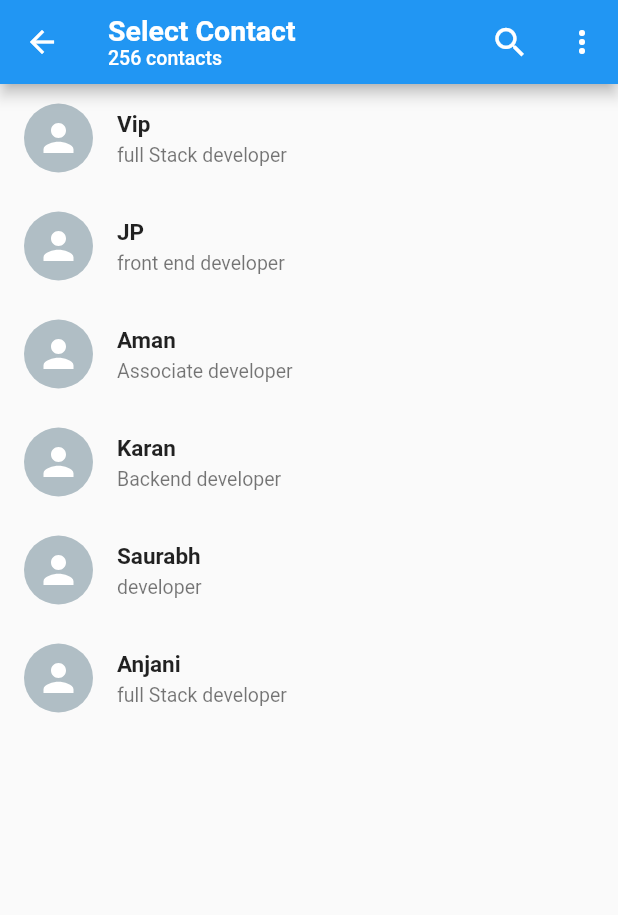
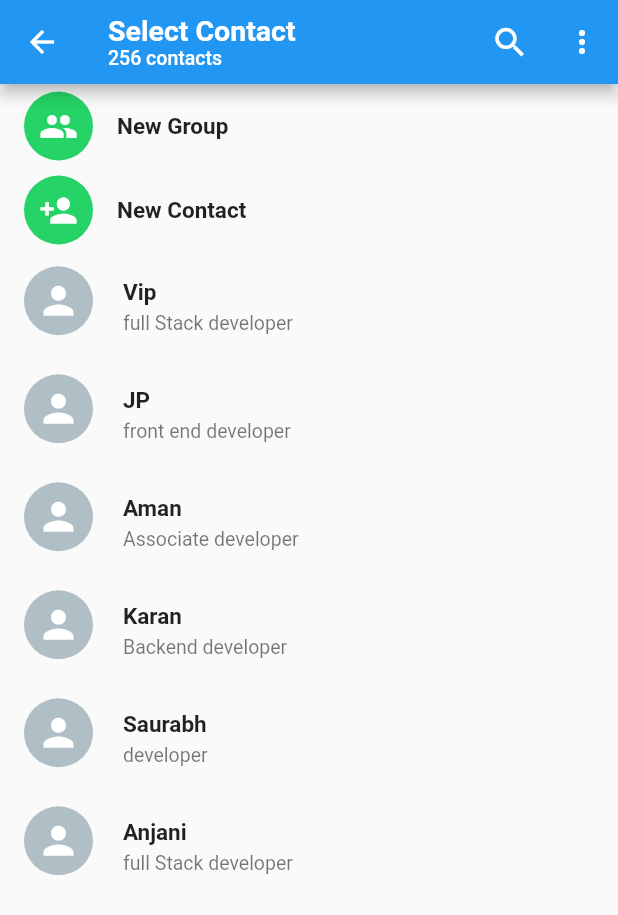
Before and after one commit to Celesta01/Chat_App, a Flutter app: the SelectContact screen opened directly, on a phone screen of 412 x 824 dp. Shown: the top 915 px of the screen. Run offline on Flutter 3.47's test engine with Material 2 defaults, Android fonts, the phone set to English and light mode, and no system bars; our stand-ins replace emoji_picker_flutter, flutter_svg.

Commit message:
update create group

```diff
--- /dev/null
+++ b/lib/CustomUI/ButtonCard.dart
@@ -0,0 +1,27 @@
+
+// V11
+import 'package:flutter/material.dart';
+
+class ButtonCard extends StatelessWidget {
+  ButtonCard({super.key, required this.name, required this.icon});
+
+  final String name;
+  final IconData icon;
+  @override
+  Widget build(BuildContext context) {
+    return ListTile(
+      leading: CircleAvatar(
+        radius: 23,
+        child: Icon(icon, size: 26, color: Colors.white),
+        backgroundColor: const Color(0xFF25D366),
+      ),
+      title: Text(
+        name,
+        style: const TextStyle(
+          fontWeight: FontWeight.bold,
+          fontSize: 15,
+        ),
+      ),
+    );
+  }
+}
--- a/lib/CustomUI/ContactCard.dart
+++ b/lib/CustomUI/ContactCard.dart
@@ -7,10 +7,13 @@ class ContactCard extends StatelessWidget {
   final ChatModel contact;
   @override
   Widget build(BuildContext context) {
-    return InkWell(
-      onTap: () {},
-      child: ListTile(
-        leading: CircleAvatar(
+    return ListTile(
+      leading: Container(
+        height: 53,
+        width: 50,
+        child: Stack(
+          children: [
+            CircleAvatar(
               radius: 23,
               child: SvgPicture.asset(
                 'assets/icons/person.svg',
@@ -20,17 +23,34 @@ class ContactCard extends StatelessWidget {
               ),
               backgroundColor: Colors.blueGrey[200],
             ),
+            contact.select
+                ? const Positioned(
+                    bottom: 4,
+                    right: 5,
+                    child: CircleAvatar(
+                      radius: 11,
+                      backgroundColor: Colors.teal,
+                      child: Icon(
+                        Icons.check,
+                        color: Colors.white,
+                        size: 18,
+                      ),
+                    ),
+                  )
+                : Container(),
+          ],
+        ),
+      ),
       title: Text(
         contact.name,
-          style: TextStyle(
+        style: const TextStyle(
           fontWeight: FontWeight.bold,
           fontSize: 15,
         ),
       ),
       subtitle: Text(
         contact.status!,
-          style: TextStyle(fontSize: 13),
-        ),
+        style: const TextStyle(fontSize: 13),
       ),
     );
   }
--- a/lib/Model/ChatModel.dart
+++ b/lib/Model/ChatModel.dart
@@ -4,13 +4,15 @@ class ChatModel {
   bool isGroup;
   String time;
   String currentMessage;
-  String ?status;
+  String? status;
+  bool select = false;
   ChatModel({
     required this.name,
     required this.icon,
     required this.isGroup,
     required this.time,
     required this.currentMessage,
-     this.status,
+    this.status,
+    this.select = false,
   });
 }
--- a/lib/Screens/HomeScreen.dart
+++ b/lib/Screens/HomeScreen.dart
@@ -79,7 +79,7 @@ class _HomeScreenState extends State<HomeScreen>
       ),
       body: TabBarView(
         controller: _controller,
-        children: [Camera(), ChatPage(), StatusPage(), CallsPages()],
+        children: const [Camera(), ChatPage(), StatusPage(), CallsPages()],
       ),
     );
   }
--- a/lib/Screens/SelectContact.dart
+++ b/lib/Screens/SelectContact.dart
@@ -1,5 +1,7 @@
+import 'package:chat_app/CustomUI/ButtonCard.dart';
 import 'package:chat_app/CustomUI/ContactCard.dart';
 import 'package:chat_app/Model/ChatModel.dart';
+import 'package:chat_app/Screens/CreateGroup.dart';
 import 'package:flutter/material.dart';
 
 class SelectContact extends StatefulWidget {
@@ -64,7 +66,7 @@ class _SelectContactState extends State<SelectContact> {
     ];
     return Scaffold(
         appBar: AppBar(
-            title: Column(
+            title: const Column(
               mainAxisAlignment: MainAxisAlignment.start,
               crossAxisAlignment: CrossAxisAlignment.start,
               children: [
@@ -113,9 +115,21 @@ class _SelectContactState extends State<SelectContact> {
               )
             ]),
         body: ListView.builder(
-            itemCount: contacts.length,
+            itemCount: contacts.length + 2,
             itemBuilder: (context, index) {
-              return ContactCard(contact: contacts[index]);
+              if (index == 0) {
+                return InkWell(
+                    onTap: () {
+                      Navigator.push(
+                          context,
+                          MaterialPageRoute(
+                              builder: (context) =>  CreateGroup()));
+                    },
+                    child: ButtonCard(icon: Icons.group, name: 'New Group'));
+              } else if (index == 1) {
+                return ButtonCard(icon: Icons.person_add, name: 'New Contact');
+              }
+              return ContactCard(contact: contacts[index - 2]);
             }));
   }
 }
```
Also changed, not shown: lib/CustomUI/AvtarCard.dart (added, +51 -0 lines), lib/Screens/CreateGroup.dart (added, +129 -0 lines), lib/Screens/IndividualPage.dart (+94 -11 lines). Lines whose indentation alone changed are shown as unchanged.
